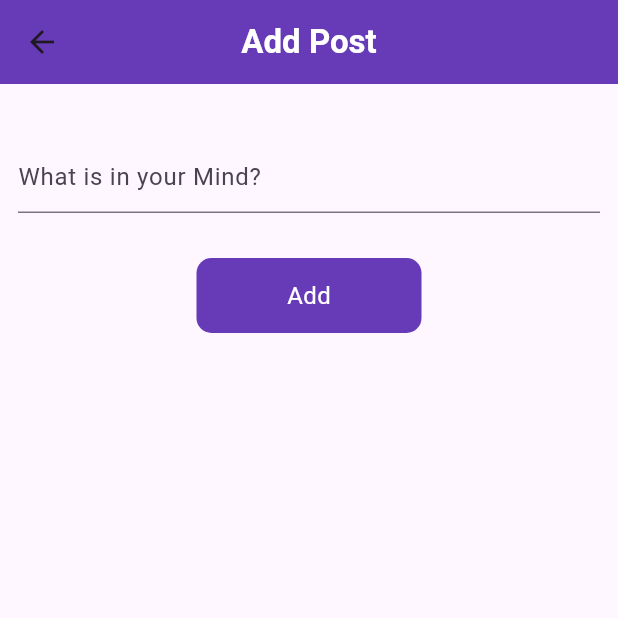
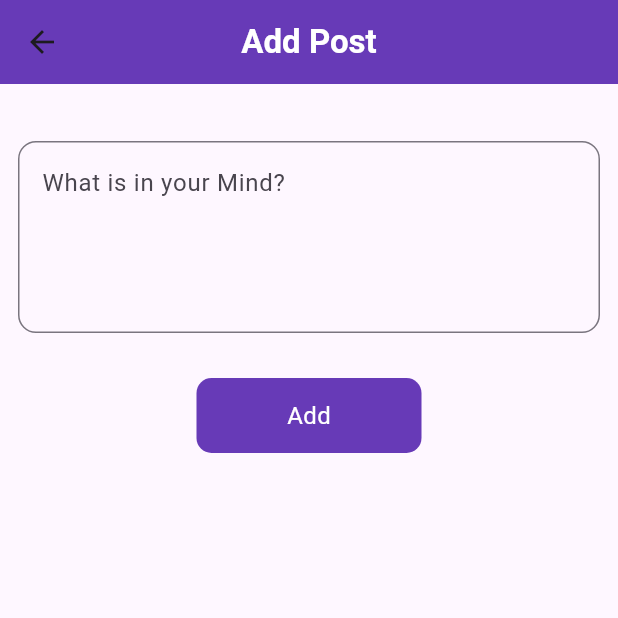
Before and after one commit to kareem358/firebase_auth_login_signup_app, a Flutter app: the AddPostScreen screen opened directly, on a phone screen of 412 x 824 dp, the top half of it. Run offline on Flutter 3.47's test engine with Material 3 defaults, Android fonts, the phone set to English and light mode, and no system bars; our stand-ins replace firebase_auth, firebase_core, fluttertoast; accounts and stored records are empty.

Commit message:
Update add_posts.dart

```diff
--- a/lib/ui/posts/add_posts.dart
+++ b/lib/ui/posts/add_posts.dart
@@ -23,8 +23,12 @@ class _AddPostScreenState extends State<AddPostScreen> {
           children: [
             SizedBox(height: 30,),
             TextFormField(
+              maxLines: 4,
               decoration: InputDecoration(
-                hintText: 'What is in your Mind?'
+                hintText: 'What is in your Mind?',
+                border: OutlineInputBorder(
+                  borderRadius: BorderRadius.circular(12),
+                ),
               ),
             ),
             SizedBox(height: 30,),
```
